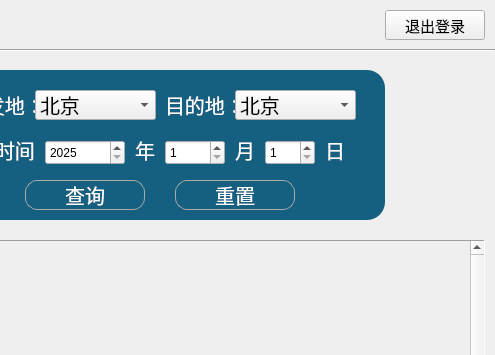
Above: UserMainWindow.ui from ImmortalWatcher/Flient_Management before the change; both pictures show x 305 to 800 and y 0 to 355 of the 800 by 600 pixel window. Below: the same form after it.
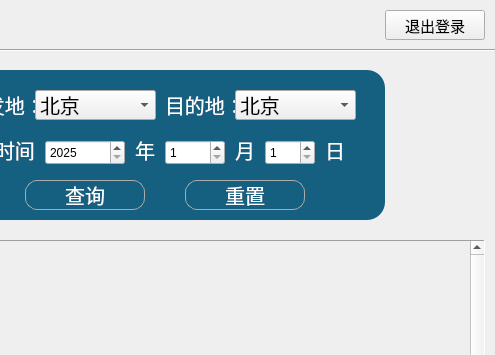
That is the form after the change. Icons and pictures are not drawn.

Patch:
```diff
--- a/UserMainWindow.ui
+++ b/UserMainWindow.ui
@@ -1801,7 +1801,7 @@
        </property>
        <property name="geometry">
         <rect>
-         <x>230</x>
+         <x>240</x>
          <y>110</y>
          <width>120</width>
          <height>30</height>
```
Left out of the diff: 4 changed lines with no effect on the pictures.
